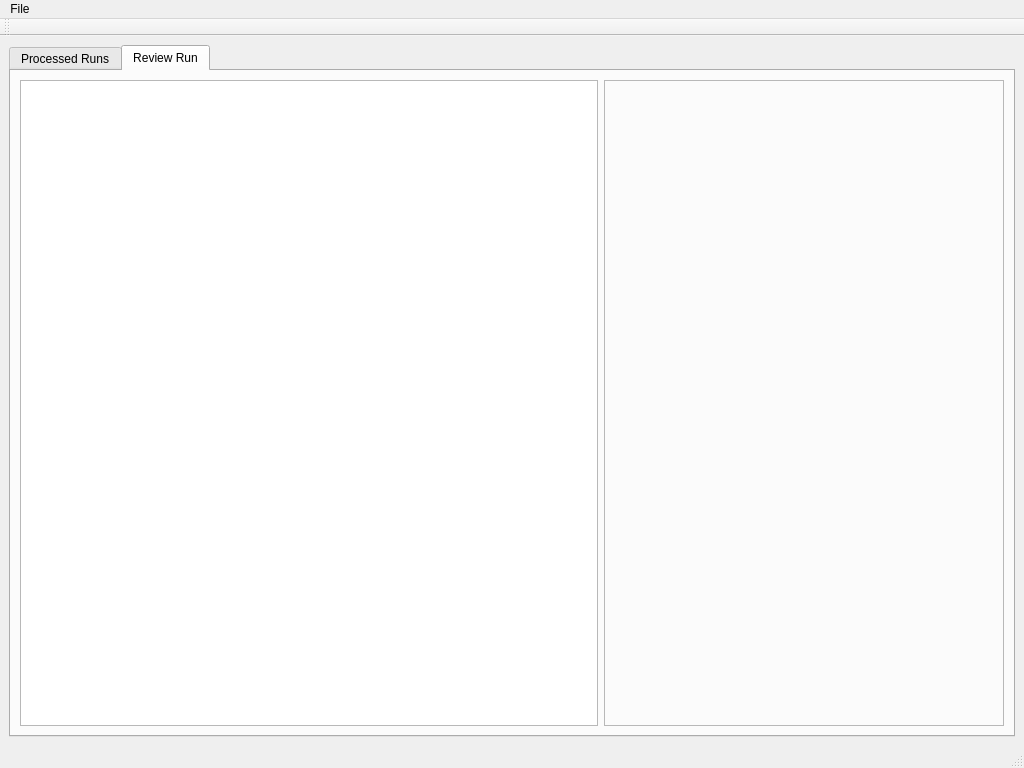
Old version of the form qtsrc/eyeplus/mainwindow.ui in the repository starshine-bcit/eyeplus.
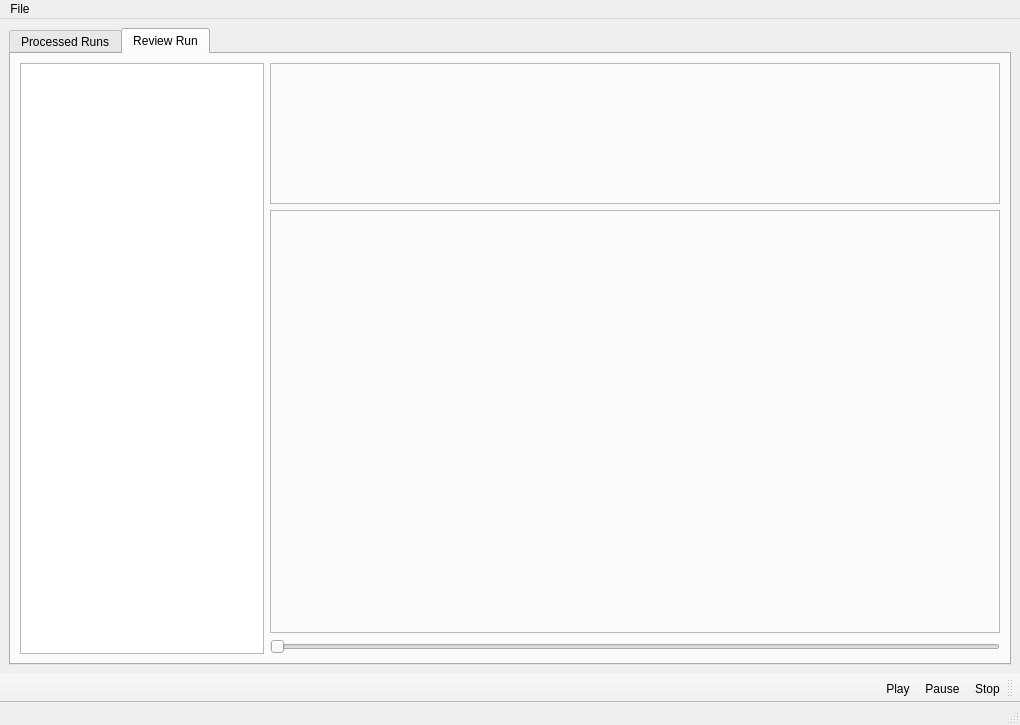
New version of the form. Icons and pictures are not drawn.

Commit message: Add base UI capable of playing video

The edit to the form file:
```diff
--- a/qtsrc/eyeplus/mainwindow.ui
+++ b/qtsrc/eyeplus/mainwindow.ui
@@ -6,8 +6,8 @@
    <rect>
     <x>0</x>
     <y>0</y>
-    <width>1024</width>
-    <height>768</height>
+    <width>1020</width>
+    <height>725</height>
    </rect>
   </property>
   <property name="windowTitle">
@@ -51,7 +51,7 @@
        <attribute name="title">
         <string>Review Run</string>
        </attribute>
-       <layout class="QHBoxLayout" name="horizontalLayout">
+       <layout class="QHBoxLayout" name="horizontalLayout" stretch="1,3">
         <item>
          <layout class="QVBoxLayout" name="verticalLayoutReviewLeft">
           <item>
@@ -60,37 +60,77 @@
          </layout>
         </item>
         <item>
-         <layout class="QVBoxLayout" name="verticalLayoutReviewRight">
+         <layout class="QVBoxLayout" name="verticalLayoutReviewRight" stretch="1,3,0">
           <item>
-           <widget class="QFrame" name="frameVideoHolder">
-            <property name="minimumSize">
-             <size>
-              <width>400</width>
-              <height>200</height>
-             </size>
+           <widget class="QFrame" name="frameImages">
+            <property name="frameShape">
+             <enum>QFrame::StyledPanel</enum>
             </property>
+            <property name="frameShadow">
+             <enum>QFrame::Plain</enum>
+            </property>
+           </widget>
+          </item>
+          <item>
+           <widget class="QFrame" name="frameVideo">
             <property name="frameShape">
              <enum>QFrame::StyledPanel</enum>
             </property>
             <property name="frameShadow">
-             <enum>QFrame::Raised</enum>
+             <enum>QFrame::Plain</enum>
             </property>
-            <widget class="QWidget" name="widgetVideoContainer" native="true">
-             <property name="geometry">
-              <rect>
-               <x>0</x>
-               <y>0</y>
-               <width>400</width>
-               <height>320</height>
-              </rect>
+            <layout class="QVBoxLayout" name="verticalLayout_4">
+             <property name="spacing">
+              <number>0</number>
              </property>
-             <property name="minimumSize">
-              <size>
-               <width>400</width>
-               <height>200</height>
-              </size>
+             <property name="leftMargin">
+              <number>4</number>
              </property>
-            </widget>
+             <property name="topMargin">
+              <number>4</number>
+             </property>
+             <property name="rightMargin">
+              <number>4</number>
+             </property>
+             <property name="bottomMargin">
+              <number>4</number>
+             </property>
+             <item>
+              <widget class="QWidget" name="widgetVideoContainer" native="true">
+               <property name="sizePolicy">
+                <sizepolicy hsizetype="Preferred" vsizetype="Preferred">
+                 <horstretch>0</horstretch>
+                 <verstretch>0</verstretch>
+                </sizepolicy>
+               </property>
+               <property name="minimumSize">
+                <size>
+                 <width>480</width>
+                 <height>270</height>
+                </size>
+               </property>
+               <property name="focusPolicy">
+                <enum>Qt::NoFocus</enum>
+               </property>
+               <property name="contextMenuPolicy">
+                <enum>Qt::NoContextMenu</enum>
+               </property>
+              </widget>
+             </item>
+            </layout>
+           </widget>
+          </item>
+          <item>
+           <widget class="QSlider" name="horizontalSliderSeek">
+            <property name="enabled">
+             <bool>false</bool>
+            </property>
+            <property name="maximum">
+             <number>1000</number>
+            </property>
+            <property name="orientation">
+             <enum>Qt::Horizontal</enum>
+            </property>
            </widget>
           </item>
          </layout>
@@ -106,7 +146,7 @@
     <rect>
      <x>0</x>
      <y>0</y>
-     <width>1024</width>
+     <width>1020</width>
      <height>21</height>
     </rect>
    </property>
@@ -124,12 +164,24 @@
    <property name="windowTitle">
     <string>toolBar</string>
    </property>
+   <property name="layoutDirection">
+    <enum>Qt::RightToLeft</enum>
+   </property>
+   <property name="iconSize">
+    <size>
+     <width>38</width>
+     <height>38</height>
+    </size>
+   </property>
    <attribute name="toolBarArea">
-    <enum>TopToolBarArea</enum>
+    <enum>BottomToolBarArea</enum>
    </attribute>
    <attribute name="toolBarBreak">
     <bool>false</bool>
    </attribute>
+   <addaction name="actionStop"/>
+   <addaction name="actionPause"/>
+   <addaction name="actionPlay"/>
   </widget>
   <action name="actionImport_Zip">
    <property name="text">
@@ -141,6 +193,36 @@
     <string>Exit</string>
    </property>
   </action>
+  <action name="actionPause">
+   <property name="checkable">
+    <bool>true</bool>
+   </property>
+   <property name="icon">
+    <iconset resource="icons.qrc">
+     <normaloff>:/icons/pause.svg</normaloff>:/icons/pause.svg</iconset>
+   </property>
+   <property name="text">
+    <string>Pause</string>
+   </property>
+  </action>
+  <action name="actionPlay">
+   <property name="icon">
+    <iconset resource="icons.qrc">
+     <normaloff>:/icons/play.svg</normaloff>:/icons/play.svg</iconset>
+   </property>
+   <property name="text">
+    <string>Play</string>
+   </property>
+  </action>
+  <action name="actionStop">
+   <property name="icon">
+    <iconset resource="icons.qrc">
+     <normaloff>:/icons/square.svg</normaloff>:/icons/square.svg</iconset>
+   </property>
+   <property name="text">
+    <string>Stop</string>
+   </property>
+  </action>
  </widget>
  <resources/>
  <connections/>
```
Left out of the diff: 12 changed lines with no effect on the pictures. The commit also changes 882 other files.
